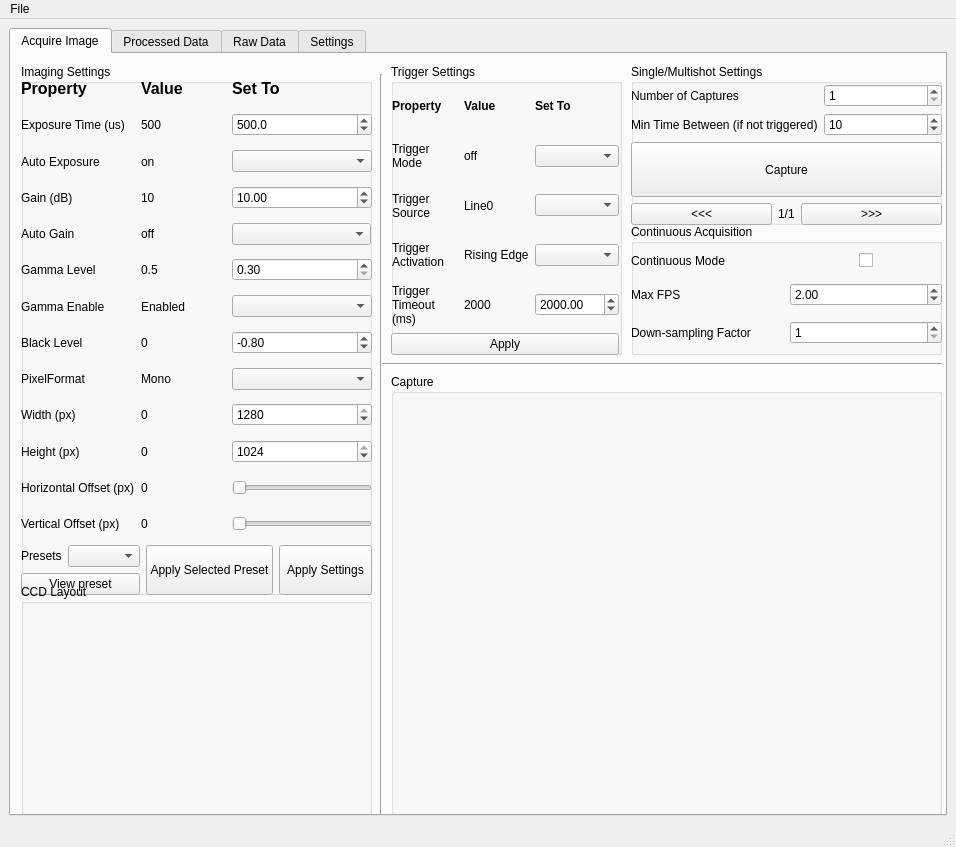
Qt form TOFanalysis.ui (ultracoldYEG/tof-analysis) before a commit.
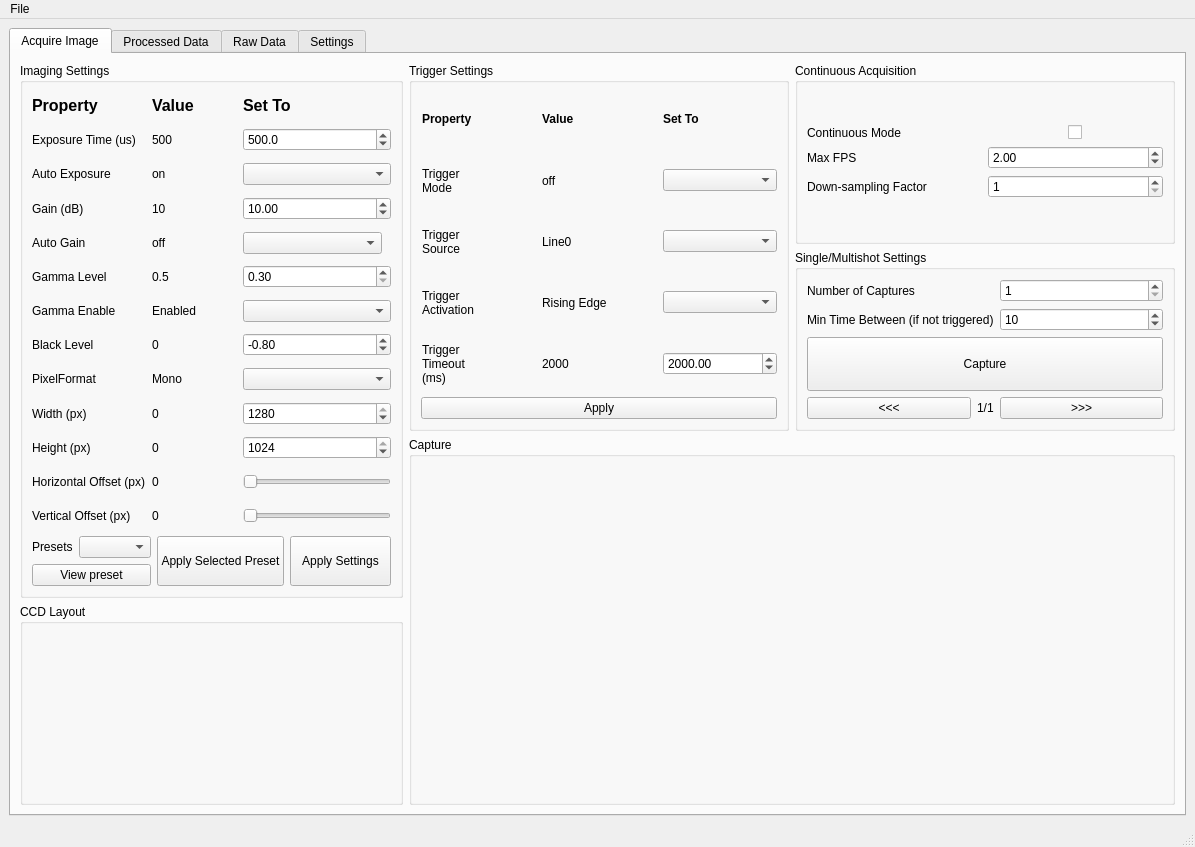
The same form after that commit.

Patch:
```diff
--- a/TOFanalysis.ui
+++ b/TOFanalysis.ui
@@ -6,7 +6,7 @@
    <rect>
     <x>0</x>
     <y>0</y>
-    <width>956</width>
+    <width>1195</width>
     <height>847</height>
    </rect>
   </property>
@@ -26,7 +26,7 @@
    <string>TOF Analysis</string>
   </property>
   <widget class="QWidget" name="centralwidget">
-   <layout class="QVBoxLayout" name="verticalLayout_14">
+   <layout class="QVBoxLayout" name="verticalLayout_16">
     <item>
      <widget class="QTabWidget" name="tabWidget">
       <property name="sizePolicy">
@@ -48,43 +48,18 @@
        <attribute name="title">
         <string>Acquire Image</string>
        </attribute>
-       <widget class="Line" name="line_5">
-        <property name="geometry">
-         <rect>
-          <x>370</x>
-          <y>300</y>
-          <width>561</width>
-          <height>20</height>
-         </rect>
-        </property>
-        <property name="frameShadow">
-         <enum>QFrame::Sunken</enum>
-        </property>
-        <property name="orientation">
-         <enum>Qt::Horizontal</enum>
-        </property>
-       </widget>
-       <widget class="QGroupBox" name="groupBox_6">
-        <property name="geometry">
-         <rect>
-          <x>10</x>
-          <y>10</y>
-          <width>351</width>
-          <height>531</height>
-         </rect>
-        </property>
+       <layout class="QVBoxLayout" name="verticalLayout_17">
+        <item>
+         <layout class="QHBoxLayout" name="horizontalLayout_3" stretch="2,4">
+          <item>
+           <layout class="QVBoxLayout" name="verticalLayout_4" stretch="8,3">
+            <item>
+             <widget class="QGroupBox" name="ImagingSettings">
         <property name="title">
          <string>Imaging Settings</string>
         </property>
-        <widget class="QWidget" name="verticalLayoutWidget">
-         <property name="geometry">
-          <rect>
-           <x>0</x>
-           <y>10</y>
-           <width>351</width>
-           <height>521</height>
-          </rect>
-         </property>
+              <layout class="QVBoxLayout" name="verticalLayout_18">
+               <item>
          <layout class="QVBoxLayout" name="verticalLayout_11">
           <item>
            <layout class="QGridLayout" name="gridLayout_19" rowstretch="0,0,0,0,0,0,0,0,0,0,0,0,0" columnstretch="0,0,0,0">
@@ -740,32 +715,23 @@
            </layout>
           </item>
          </layout>
-        </widget>
-       </widget>
-       <widget class="QGroupBox" name="groupBox_7">
-        <property name="geometry">
-         <rect>
-          <x>10</x>
-          <y>530</y>
-          <width>351</width>
-          <height>231</height>
-         </rect>
-        </property>
+               </item>
+              </layout>
+              <zorder>verticalLayoutWidget</zorder>
+              <zorder>horizontalLayoutWidget</zorder>
+             </widget>
+            </item>
+            <item>
+             <widget class="QGroupBox" name="CCDLayout">
         <property name="title">
          <string>CCD Layout</string>
         </property>
+              <layout class="QVBoxLayout" name="verticalLayout_23">
+               <item>
         <widget class="QWidget" name="capture_plot_2" native="true">
          <property name="enabled">
           <bool>true</bool>
          </property>
-         <property name="geometry">
-          <rect>
-           <x>10</x>
-           <y>10</y>
-           <width>331</width>
-           <height>221</height>
-          </rect>
-         </property>
          <property name="sizePolicy">
           <sizepolicy hsizetype="MinimumExpanding" vsizetype="Preferred">
            <horstretch>0</horstretch>
@@ -786,29 +752,27 @@
          </property>
          <layout class="QVBoxLayout" name="plotLayout_3"/>
         </widget>
-       </widget>
-       <widget class="QGroupBox" name="groupBox_8">
-        <property name="geometry">
-         <rect>
-          <x>380</x>
-          <y>10</y>
-          <width>231</width>
-          <height>291</height>
-         </rect>
-        </property>
+               </item>
+              </layout>
+             </widget>
+            </item>
+           </layout>
+          </item>
+          <item>
+           <layout class="QVBoxLayout" name="verticalLayout_14" stretch="1,1">
+            <item>
+             <layout class="QHBoxLayout" name="horizontalLayout_9" stretch="1,1">
+              <item>
+               <widget class="QGroupBox" name="TriggerSettings">
         <property name="title">
          <string>Trigger Settings</string>
         </property>
-        <widget class="QWidget" name="verticalLayoutWidget_2">
-         <property name="geometry">
-          <rect>
-           <x>0</x>
-           <y>20</y>
-           <width>228</width>
-           <height>271</height>
-          </rect>
-         </property>
+                <layout class="QVBoxLayout" name="verticalLayout_20">
+                 <item>
          <layout class="QVBoxLayout" name="verticalLayout_6">
+                   <property name="sizeConstraint">
+                    <enum>QLayout::SetDefaultConstraint</enum>
+                   </property>
           <item>
            <layout class="QGridLayout" name="gridLayout_14">
             <item row="0" column="1">
@@ -996,42 +960,83 @@
            </widget>
           </item>
          </layout>
-        </widget>
-       </widget>
-       <widget class="Line" name="line_3">
-        <property name="geometry">
-         <rect>
-          <x>360</x>
-          <y>20</y>
-          <width>20</width>
-          <height>741</height>
-         </rect>
-        </property>
-        <property name="orientation">
-         <enum>Qt::Vertical</enum>
-        </property>
-       </widget>
-       <widget class="QGroupBox" name="groupBox_9">
-        <property name="geometry">
-         <rect>
-          <x>620</x>
-          <y>10</y>
-          <width>311</width>
-          <height>161</height>
-         </rect>
-        </property>
+                 </item>
+                </layout>
+               </widget>
+              </item>
+              <item>
+               <layout class="QVBoxLayout" name="verticalLayout_15" stretch="1,1">
+                <item>
+                 <widget class="QGroupBox" name="ContinuousMode">
+                  <property name="title">
+                   <string>Continuous Acquisition</string>
+                  </property>
+                  <layout class="QVBoxLayout" name="verticalLayout_21">
+                   <item>
+                    <layout class="QGridLayout" name="gridLayout_13">
+                     <item row="1" column="0">
+                      <widget class="QLabel" name="label_59">
+                       <property name="text">
+                        <string>Max FPS</string>
+                       </property>
+                      </widget>
+                     </item>
+                     <item row="2" column="0">
+                      <widget class="QLabel" name="label_60">
+                       <property name="text">
+                        <string>Down-sampling Factor</string>
+                       </property>
+                      </widget>
+                     </item>
+                     <item row="1" column="1">
+                      <widget class="QDoubleSpinBox" name="user_max_fps">
+                       <property name="minimum">
+                        <double>0.100000000000000</double>
+                       </property>
+                       <property name="maximum">
+                        <double>60.000000000000000</double>
+                       </property>
+                       <property name="value">
+                        <double>2.000000000000000</double>
+                       </property>
+                      </widget>
+                     </item>
+                     <item row="2" column="1">
+                      <widget class="QSpinBox" name="user_down_sample">
+                       <property name="minimum">
+                        <number>1</number>
+                       </property>
+                       <property name="maximum">
+                        <number>10</number>
+                       </property>
+                      </widget>
+                     </item>
+                     <item row="0" column="0">
+                      <widget class="QLabel" name="label_57">
+                       <property name="text">
+                        <string>Continuous Mode</string>
+                       </property>
+                      </widget>
+                     </item>
+                     <item row="0" column="1" alignment="Qt::AlignHCenter">
+                      <widget class="QCheckBox" name="continuous_capture_cb">
+                       <property name="text">
+                        <string/>
+                       </property>
+                      </widget>
+                     </item>
+                    </layout>
+                   </item>
+                  </layout>
+                 </widget>
+                </item>
+                <item>
+                 <widget class="QGroupBox" name="SingleMulti">
         <property name="title">
          <string>Single/Multishot Settings</string>
         </property>
-        <widget class="QWidget" name="verticalLayoutWidget_3">
-         <property name="geometry">
-          <rect>
-           <x>0</x>
-           <y>20</y>
-           <width>311</width>
-           <height>141</height>
-          </rect>
-         </property>
+                  <layout class="QVBoxLayout" name="verticalLayout_22">
+                   <item>
          <layout class="QVBoxLayout" name="verticalLayout_13">
           <item>
            <layout class="QGridLayout" name="gridLayout_15">
@@ -1134,110 +1139,43 @@
            </layout>
           </item>
          </layout>
-        </widget>
-       </widget>
-       <widget class="QGroupBox" name="groupBox_10">
-        <property name="geometry">
-         <rect>
-          <x>620</x>
-          <y>170</y>
-          <width>311</width>
-          <height>131</height>
-         </rect>
-        </property>
-        <property name="title">
-         <string>Continuous Acquisition</string>
-        </property>
-        <widget class="QWidget" name="gridLayoutWidget">
-         <property name="geometry">
-          <rect>
-           <x>0</x>
-           <y>20</y>
-           <width>311</width>
-           <height>111</height>
-          </rect>
-         </property>
-         <layout class="QGridLayout" name="gridLayout_13">
-          <item row="1" column="0">
-           <widget class="QLabel" name="label_59">
-            <property name="text">
-             <string>Max FPS</string>
-            </property>
-           </widget>
-          </item>
-          <item row="2" column="0">
-           <widget class="QLabel" name="label_60">
-            <property name="text">
-             <string>Down-sampling Factor</string>
-            </property>
-           </widget>
-          </item>
-          <item row="1" column="1">
-           <widget class="QDoubleSpinBox" name="user_max_fps">
-            <property name="minimum">
-             <double>0.100000000000000</double>
-            </property>
-            <property name="maximum">
-             <double>60.000000000000000</double>
-            </property>
-            <property name="value">
-             <double>2.000000000000000</double>
-            </property>
-           </widget>
-          </item>
-          <item row="2" column="1">
-           <widget class="QSpinBox" name="user_down_sample">
-            <property name="minimum">
-             <number>1</number>
-            </property>
-            <property name="maximum">
-             <number>10</number>
-            </property>
-           </widget>
-          </item>
-          <item row="0" column="0">
-           <widget class="QLabel" name="label_57">
-            <property name="text">
-             <string>Continuous Mode</string>
-            </property>
-           </widget>
-          </item>
-          <item row="0" column="1" alignment="Qt::AlignHCenter">
-           <widget class="QCheckBox" name="continuous_capture_cb">
-            <property name="text">
-             <string/>
-            </property>
-           </widget>
-          </item>
-         </layout>
-        </widget>
-       </widget>
+                   </item>
+                  </layout>
+                  <zorder>verticalLayoutWidget_3</zorder>
+                  <zorder>horizontalLayoutWidget</zorder>
+                 </widget>
+                </item>
+               </layout>
+              </item>
+             </layout>
+            </item>
+            <item>
        <widget class="QGroupBox" name="capture_groupbox">
-        <property name="geometry">
-         <rect>
-          <x>380</x>
-          <y>320</y>
-          <width>551</width>
-          <height>441</height>
-         </rect>
+              <property name="minimumSize">
+               <size>
+                <width>300</width>
+                <height>200</height>
+               </size>
         </property>
         <property name="title">
          <string>Capture</string>
         </property>
+              <layout class="QVBoxLayout" name="verticalLayout_19">
+               <item>
         <widget class="QLabel" name="img_label">
-         <property name="geometry">
-          <rect>
-           <x>10</x>
-           <y>20</y>
-           <width>531</width>
-           <height>411</height>
-          </rect>
-         </property>
          <property name="text">
           <string/>
          </property>
         </widget>
-       </widget>
+               </item>
+              </layout>
+             </widget>
+            </item>
+           </layout>
+          </item>
+         </layout>
+        </item>
+       </layout>
       </widget>
       <widget class="QWidget" name="ProcessedDataTab">
        <attribute name="title">
@@ -3115,7 +3053,7 @@
     <rect>
      <x>0</x>
      <y>0</y>
-     <width>956</width>
+     <width>1195</width>
      <height>21</height>
     </rect>
    </property>
```
Left out of the diff: 180 changed lines with no effect on the pictures. Lines whose indentation alone changed are shown as unchanged.
